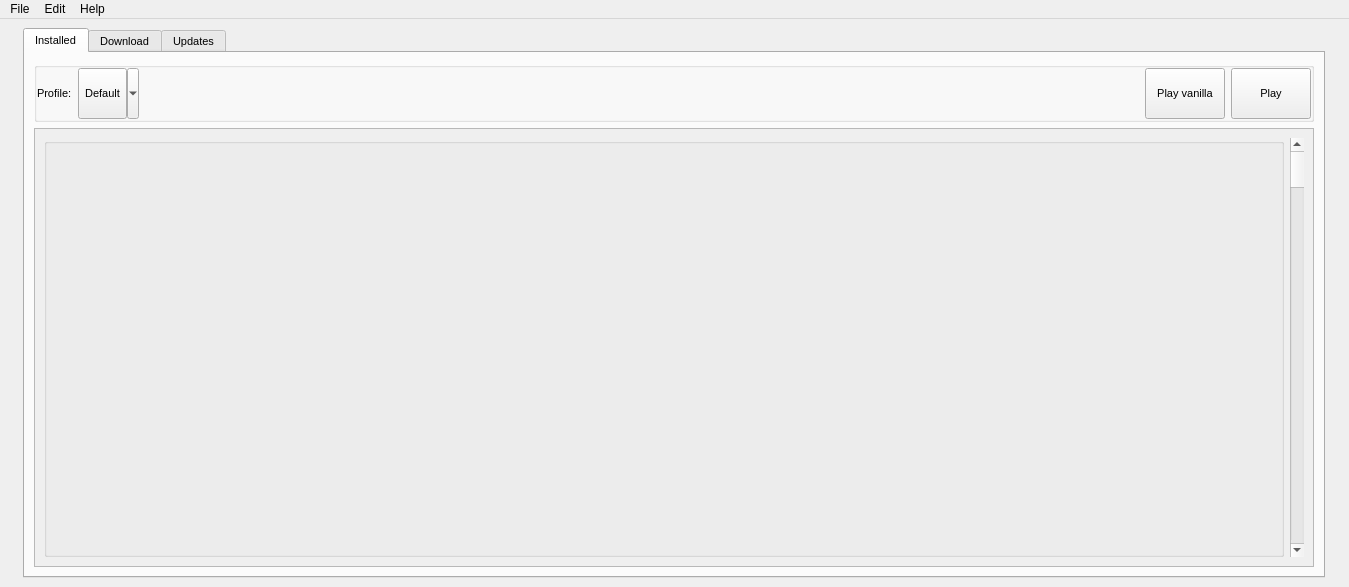
Qt form mainwindow.ui (spydragon/Quartzite) before a commit.
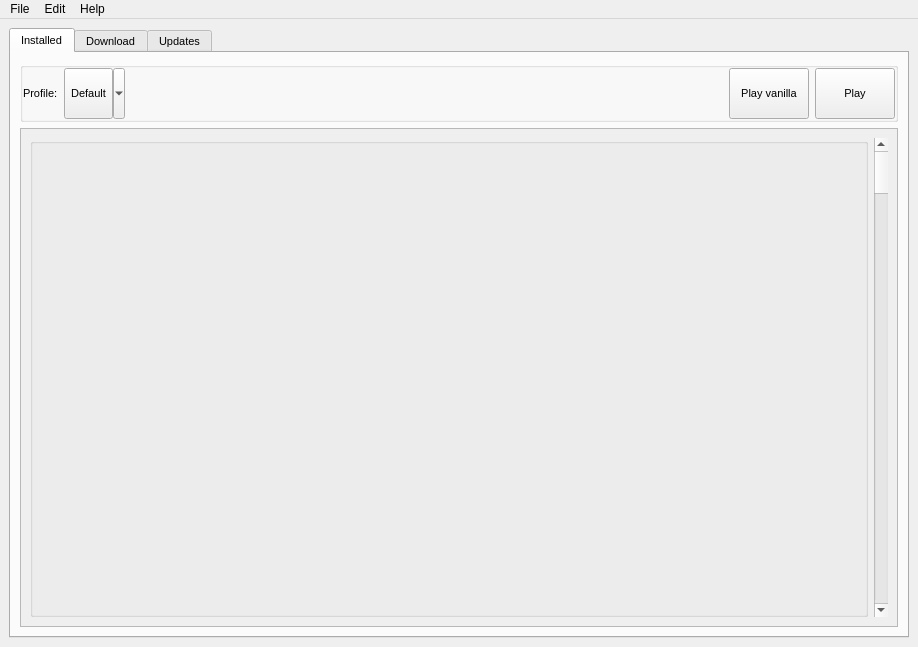
The same form after that commit.

Commit message: Make tabs pretty

```diff
--- a/mainwindow.ui
+++ b/mainwindow.ui
@@ -6,19 +6,19 @@
    <rect>
     <x>0</x>
     <y>0</y>
-    <width>1349</width>
-    <height>587</height>
+    <width>918</width>
+    <height>647</height>
    </rect>
   </property>
   <property name="sizePolicy">
-   <sizepolicy hsizetype="Minimum" vsizetype="Preferred">
+   <sizepolicy hsizetype="Preferred" vsizetype="Preferred">
     <horstretch>0</horstretch>
     <verstretch>0</verstretch>
    </sizepolicy>
   </property>
   <property name="maximumSize">
    <size>
-    <width>16777215</width>
+    <width>918</width>
     <height>16777215</height>
    </size>
   </property>
@@ -338,7 +338,7 @@
     <rect>
      <x>0</x>
      <y>0</y>
-     <width>1349</width>
+     <width>918</width>
      <height>23</height>
     </rect>
    </property>
```
The commit also changes 4 other files.
